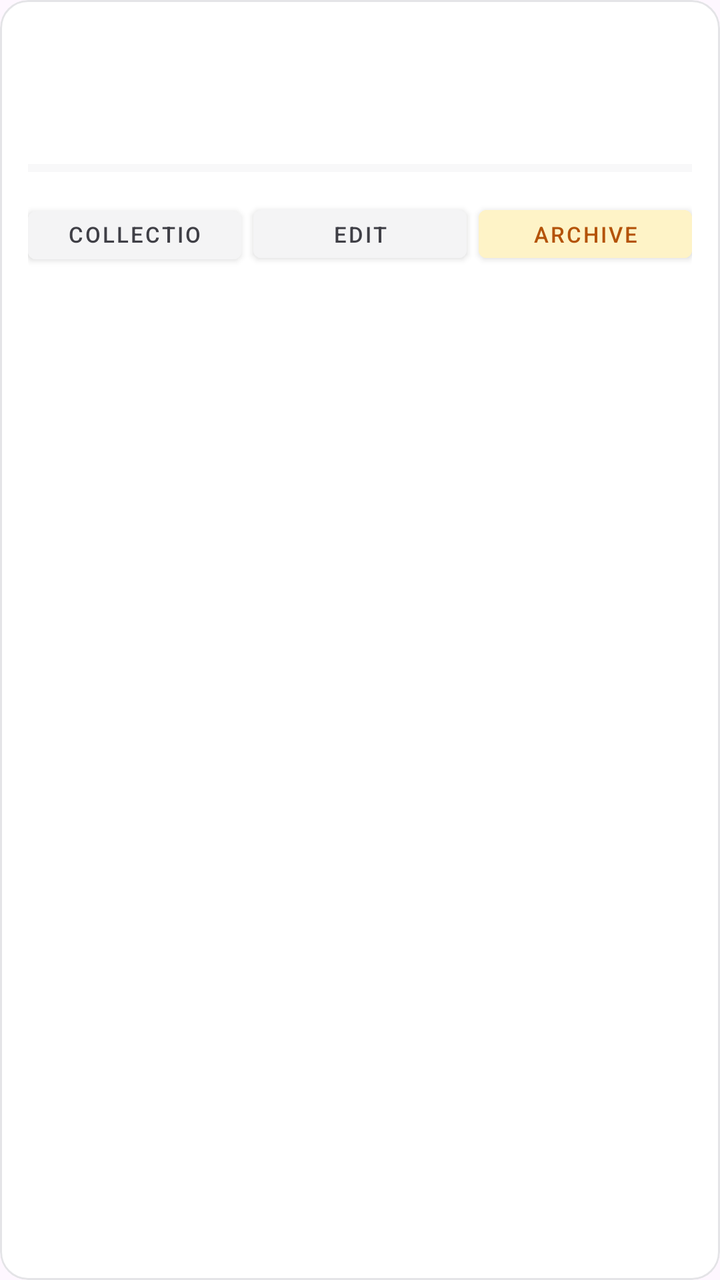
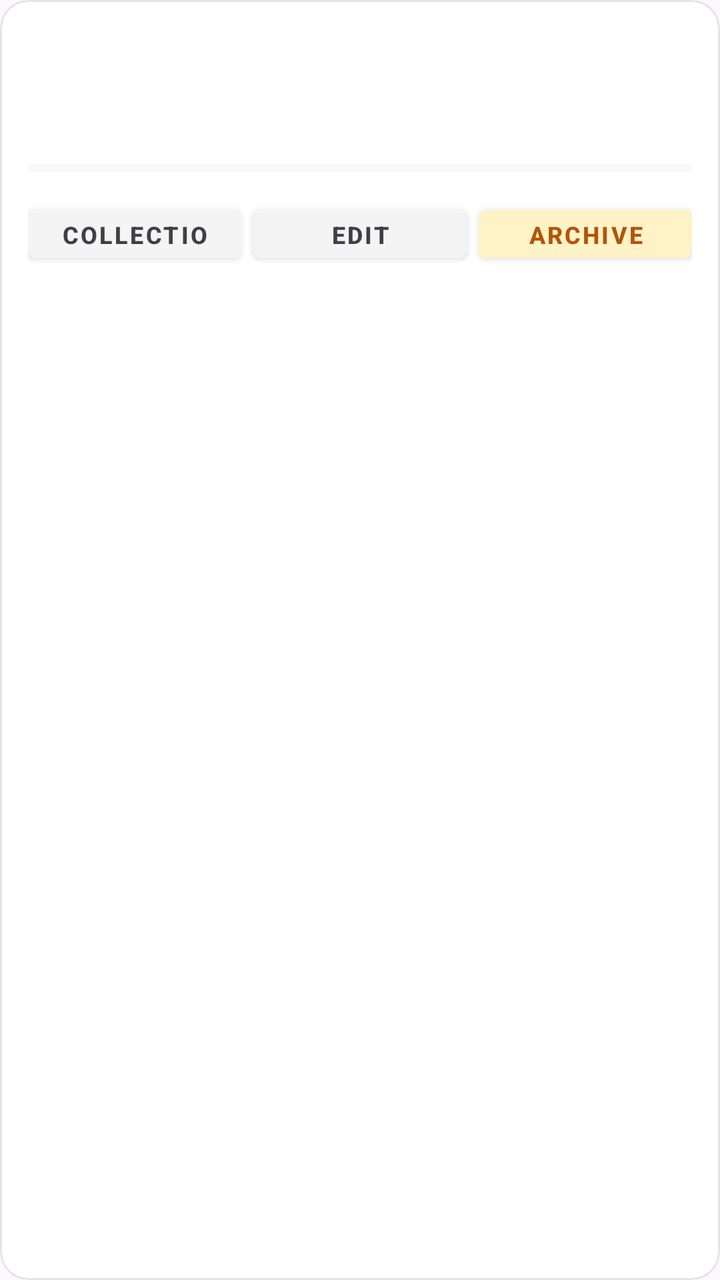

An Android layout rendered at two revisions. The XML below is the earlier revision; the diff shows what the commit changed to produce the second picture.
<!-- AndroidManifest.xml: application theme Theme.LoanBuddy -->
<!-- res/layout/item_entry.xml -->
<?xml version="1.0" encoding="utf-8"?>
<com.google.android.material.card.MaterialCardView
    xmlns:android="http://schemas.android.com/apk/res/android"
    xmlns:app="http://schemas.android.com/apk/res-auto"
    android:layout_width="match_parent"
    android:layout_height="wrap_content"
    android:layout_marginHorizontal="16dp"
    android:layout_marginVertical="5dp"
    app:cardBackgroundColor="@color/bg_card"
    app:cardCornerRadius="14dp"
    app:cardElevation="0dp"
    app:strokeColor="@color/zinc_200"
    app:strokeWidth="1dp">

    <LinearLayout
        android:layout_width="match_parent"
        android:layout_height="wrap_content"
        android:orientation="vertical"
        android:padding="14dp">

        
        <LinearLayout
            android:layout_width="match_parent"
            android:layout_height="wrap_content"
            android:gravity="center_vertical"
            android:orientation="horizontal">

            <LinearLayout
                android:layout_width="0dp"
                android:layout_height="wrap_content"
                android:layout_weight="1"
                android:orientation="vertical">

                <TextView
                    android:id="@+id/debtor_name"
                    android:layout_width="wrap_content"
                    android:layout_height="wrap_content"
                    android:textColor="@color/zinc_900"
                    android:textSize="15sp"
                    android:textStyle="bold" />

                <TextView
                    android:id="@+id/lending_date"
                    android:layout_width="wrap_content"
                    android:layout_height="wrap_content"
                    android:layout_marginTop="2dp"
                    android:textColor="@color/zinc_500"
                    android:textSize="12sp" />
            </LinearLayout>

            <LinearLayout
                android:layout_width="wrap_content"
                android:layout_height="wrap_content"
                android:orientation="vertical"
                android:gravity="end">

                <TextView
                    android:id="@+id/original_amount"
                    android:layout_width="wrap_content"
                    android:layout_height="wrap_content"
                    android:textColor="@color/zinc_900"
                    android:textSize="14sp"
                    android:textStyle="bold" />

                <TextView
                    android:id="@+id/still_owed"
                    android:layout_width="wrap_content"
                    android:layout_height="wrap_content"
                    android:textColor="@color/rose_600"
                    android:textSize="12sp" />

                <TextView
                    android:id="@+id/status_badge"
                    android:layout_width="wrap_content"
                    android:layout_height="wrap_content"
                    android:layout_marginTop="4dp"
                    android:paddingHorizontal="8dp"
                    android:paddingVertical="2dp"
                    android:textSize="10sp"
                    android:textStyle="bold" />
            </LinearLayout>
        </LinearLayout>

        
        <ProgressBar
            android:id="@+id/progress_bar"
            style="@style/Widget.AppCompat.ProgressBar.Horizontal"
            android:layout_width="match_parent"
            android:layout_height="6dp"
            android:layout_marginTop="10dp"
            android:max="100"
            android:progressTint="@color/sky_500"
            android:progressBackgroundTint="@color/zinc_200" />

        
        <LinearLayout
            android:layout_width="match_parent"
            android:layout_height="wrap_content"
            android:orientation="horizontal"
            android:layout_marginTop="12dp"
            android:weightSum="3">

            <Button
                android:id="@+id/btn_collections"
                android:layout_width="0dp"
                android:layout_height="36dp"
                android:layout_weight="1"
                android:layout_marginEnd="4dp"
                android:backgroundTint="@color/zinc_100"
                android:text="Collections"
                android:textColor="@color/zinc_700"
                android:textSize="11sp"
                style="@style/Widget.MaterialComponents.Button" />

            <Button
                android:id="@+id/btn_edit"
                android:layout_width="0dp"
                android:layout_height="36dp"
                android:layout_weight="1"
                android:layout_marginHorizontal="2dp"
                android:backgroundTint="@color/zinc_100"
                android:text="Edit"
                android:textColor="@color/zinc_700"
                android:textSize="11sp"
                style="@style/Widget.MaterialComponents.Button" />

            <Button
                android:id="@+id/btn_archive"
                android:layout_width="0dp"
                android:layout_height="36dp"
                android:layout_weight="1"
                android:layout_marginStart="4dp"
                android:backgroundTint="@color/amber_100"
                android:text="Archive"
                android:textColor="@color/amber_700"
                android:textSize="11sp"
                style="@style/Widget.MaterialComponents.Button" />
        </LinearLayout>
    </LinearLayout>
</com.google.android.material.card.MaterialCardView>
<!-- resources referenced by this layout -->
<resources>
  <color name="amber_100">#FEF3C7</color>
  <color name="amber_700">#B45309</color>
  <color name="bg_card">#FFFFFF</color>
  <color name="rose_600">#E11D48</color>
  <color name="sky_500">#0EA5E9</color>
  <color name="zinc_100">#F4F4F5</color>
  <color name="zinc_200">#E4E4E7</color>
  <color name="zinc_500">#71717A</color>
  <color name="zinc_700">#3F3F46</color>
  <color name="zinc_900">#18181B</color>
  <style name="Theme.LoanBuddy" parent="Base.Theme.LoanBuddy" />
  <style name="Base.Theme.LoanBuddy" parent="Theme.Material3.DayNight.NoActionBar">
          
          
      </style>
</resources>

<!-- the commit's change to res/layout/item_entry.xml (unified diff, before → after) -->
@@ -5,7 +5,7 @@
     android:layout_width="match_parent"
     android:layout_height="wrap_content"
     android:layout_marginHorizontal="16dp"
-    android:layout_marginVertical="5dp"
+    android:layout_marginVertical="8dp"
     app:cardBackgroundColor="@color/bg_card"
     app:cardCornerRadius="14dp"
     app:cardElevation="0dp"
@@ -97,8 +97,7 @@
             android:layout_width="match_parent"
             android:layout_height="wrap_content"
             android:orientation="horizontal"
-            android:layout_marginTop="12dp"
-            android:weightSum="3">
+            android:layout_marginTop="12dp">
 
             <Button
                 android:id="@+id/btn_collections"
@@ -109,7 +108,8 @@
                 android:backgroundTint="@color/zinc_100"
                 android:text="Collections"
                 android:textColor="@color/zinc_700"
-                android:textSize="11sp"
+                android:textSize="12sp"
+                android:textStyle="bold"
                 style="@style/Widget.MaterialComponents.Button" />
 
             <Button
@@ -121,7 +121,8 @@
                 android:backgroundTint="@color/zinc_100"
                 android:text="Edit"
                 android:textColor="@color/zinc_700"
-                android:textSize="11sp"
+                android:textSize="12sp"
+                android:textStyle="bold"
                 style="@style/Widget.MaterialComponents.Button" />
 
             <Button
@@ -133,7 +134,8 @@
                 android:backgroundTint="@color/amber_100"
                 android:text="Archive"
                 android:textColor="@color/amber_700"
-                android:textSize="11sp"
+                android:textSize="12sp"
+                android:textStyle="bold"
                 style="@style/Widget.MaterialComponents.Button" />
         </LinearLayout>
     </LinearLayout>
<!-- resource entries referenced after the edit -->
@@ -11,9 +11,6 @@
   <color name="zinc_700">#3F3F46</color>
   <color name="zinc_900">#18181B</color>
   <style name="Theme.LoanBuddy" parent="Base.Theme.LoanBuddy" />
-  <style name="Base.Theme.LoanBuddy" parent="Theme.Material3.DayNight.NoActionBar">
-          
-          
-      </style>
+  <style name="Base.Theme.LoanBuddy" parent="Theme.Material3.DayNight.NoActionBar" />
 </resources>
 
